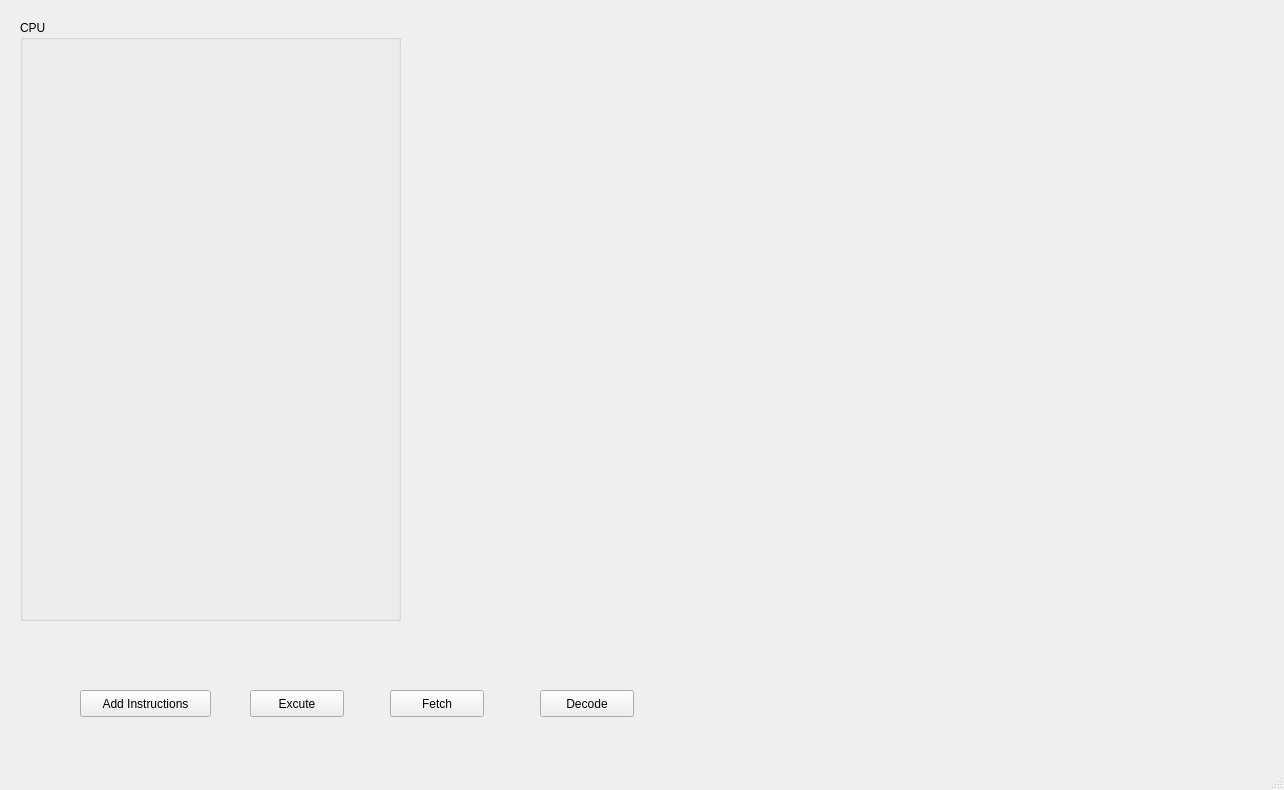
Above: mainwindow.ui from beshirr/VOLE-Machine-GUI2 before the change. Below: the same form after it.
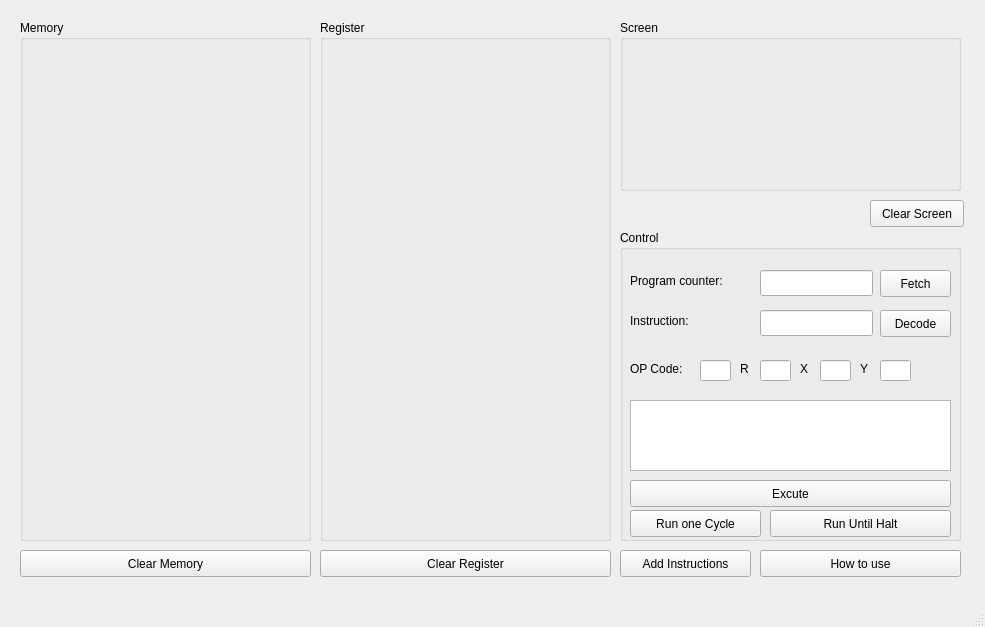
That is the form after the change.

What changed in the file:
```diff
--- a/mainwindow.ui
+++ b/mainwindow.ui
@@ -6,8 +6,8 @@
    <rect>
     <x>0</x>
     <y>0</y>
-    <width>1284</width>
-    <height>790</height>
+    <width>985</width>
+    <height>627</height>
    </rect>
   </property>
   <property name="windowTitle">
@@ -17,8 +17,8 @@
    <widget class="QPushButton" name="openInstructionButton">
     <property name="geometry">
      <rect>
-      <x>80</x>
-      <y>690</y>
+      <x>620</x>
+      <y>550</y>
       <width>131</width>
       <height>27</height>
      </rect>
@@ -32,51 +32,316 @@
      <rect>
       <x>20</x>
       <y>20</y>
-      <width>381</width>
-      <height>601</height>
+      <width>291</width>
+      <height>521</height>
      </rect>
     </property>
     <property name="title">
-     <string>CPU</string>
+     <string>Memory</string>
     </property>
    </widget>
-   <widget class="QPushButton" name="excuteButton">
+   <widget class="QGroupBox" name="groupBox_2">
     <property name="geometry">
      <rect>
-      <x>250</x>
-      <y>690</y>
-      <width>94</width>
+      <x>320</x>
+      <y>20</y>
+      <width>291</width>
+      <height>521</height>
+     </rect>
+    </property>
+    <property name="title">
+     <string>Register</string>
+    </property>
+   </widget>
+   <widget class="QGroupBox" name="groupBox_3">
+    <property name="geometry">
+     <rect>
+      <x>620</x>
+      <y>20</y>
+      <width>341</width>
+      <height>171</height>
+     </rect>
+    </property>
+    <property name="title">
+     <string>Screen</string>
+    </property>
+   </widget>
+   <widget class="QPushButton" name="pushButton_2">
+    <property name="geometry">
+     <rect>
+      <x>20</x>
+      <y>550</y>
+      <width>291</width>
       <height>27</height>
      </rect>
     </property>
     <property name="text">
-     <string>Excute</string>
+     <string>Clear Memory</string>
     </property>
    </widget>
-   <widget class="QPushButton" name="fetchButton">
+   <widget class="QPushButton" name="pushButton_3">
     <property name="geometry">
      <rect>
-      <x>390</x>
-      <y>690</y>
-      <width>94</width>
+      <x>320</x>
+      <y>550</y>
+      <width>291</width>
       <height>27</height>
      </rect>
     </property>
     <property name="text">
-     <string>Fetch</string>
+     <string>Clear Register</string>
     </property>
    </widget>
-   <widget class="QPushButton" name="decodeButton">
+   <widget class="QPushButton" name="pushButton">
     <property name="geometry">
      <rect>
-      <x>540</x>
-      <y>690</y>
+      <x>870</x>
+      <y>200</y>
       <width>94</width>
       <height>27</height>
      </rect>
     </property>
     <property name="text">
-     <string>Decode</string>
+     <string>Clear Screen</string>
+    </property>
+   </widget>
+   <widget class="QGroupBox" name="groupBox_4">
+    <property name="geometry">
+     <rect>
+      <x>620</x>
+      <y>230</y>
+      <width>341</width>
+      <height>311</height>
+     </rect>
+    </property>
+    <property name="title">
+     <string>Control</string>
+    </property>
+    <widget class="QPushButton" name="excuteButton">
+     <property name="geometry">
+      <rect>
+       <x>10</x>
+       <y>250</y>
+       <width>321</width>
+       <height>27</height>
+      </rect>
+     </property>
+     <property name="text">
+      <string>Excute</string>
+     </property>
+    </widget>
+    <widget class="QPushButton" name="decodeButton">
+     <property name="geometry">
+      <rect>
+       <x>260</x>
+       <y>80</y>
+       <width>71</width>
+       <height>27</height>
+      </rect>
+     </property>
+     <property name="text">
+      <string>Decode</string>
+     </property>
+    </widget>
+    <widget class="QPushButton" name="fetchButton">
+     <property name="geometry">
+      <rect>
+       <x>260</x>
+       <y>40</y>
+       <width>71</width>
+       <height>27</height>
+      </rect>
+     </property>
+     <property name="text">
+      <string>Fetch</string>
+     </property>
+    </widget>
+    <widget class="QLabel" name="label">
+     <property name="geometry">
+      <rect>
+       <x>10</x>
+       <y>30</y>
+       <width>131</width>
+       <height>41</height>
+      </rect>
+     </property>
+     <property name="text">
+      <string>Program counter:</string>
+     </property>
+    </widget>
+    <widget class="QLineEdit" name="lineEdit">
+     <property name="geometry">
+      <rect>
+       <x>140</x>
+       <y>40</y>
+       <width>113</width>
+       <height>26</height>
+      </rect>
+     </property>
+    </widget>
+    <widget class="QLineEdit" name="lineEdit_2">
+     <property name="geometry">
+      <rect>
+       <x>140</x>
+       <y>80</y>
+       <width>113</width>
+       <height>26</height>
+      </rect>
+     </property>
+    </widget>
+    <widget class="QLabel" name="label_2">
+     <property name="geometry">
+      <rect>
+       <x>10</x>
+       <y>70</y>
+       <width>131</width>
+       <height>41</height>
+      </rect>
+     </property>
+     <property name="text">
+      <string>Instruction:</string>
+     </property>
+    </widget>
+    <widget class="QLabel" name="label_3">
+     <property name="geometry">
+      <rect>
+       <x>10</x>
+       <y>130</y>
+       <width>71</width>
+       <height>18</height>
+      </rect>
+     </property>
+     <property name="text">
+      <string>OP Code:</string>
+     </property>
+    </widget>
+    <widget class="QLineEdit" name="lineEdit_3">
+     <property name="geometry">
+      <rect>
+       <x>80</x>
+       <y>130</y>
+       <width>31</width>
+       <height>21</height>
+      </rect>
+     </property>
+    </widget>
+    <widget class="QTextEdit" name="textEdit">
+     <property name="geometry">
+      <rect>
+       <x>10</x>
+       <y>170</y>
+       <width>321</width>
+       <height>71</height>
+      </rect>
+     </property>
+    </widget>
+    <widget class="QLabel" name="label_4">
+     <property name="geometry">
+      <rect>
+       <x>120</x>
+       <y>130</y>
+       <width>21</width>
+       <height>18</height>
+      </rect>
+     </property>
+     <property name="text">
+      <string>R</string>
+     </property>
+    </widget>
+    <widget class="QLineEdit" name="lineEdit_7">
+     <property name="geometry">
+      <rect>
+       <x>140</x>
+       <y>130</y>
+       <width>31</width>
+       <height>21</height>
+      </rect>
+     </property>
+    </widget>
+    <widget class="QLineEdit" name="lineEdit_12">
+     <property name="geometry">
+      <rect>
+       <x>200</x>
+       <y>130</y>
+       <width>31</width>
+       <height>21</height>
+      </rect>
+     </property>
+    </widget>
+    <widget class="QLabel" name="label_13">
+     <property name="geometry">
+      <rect>
+       <x>180</x>
+       <y>130</y>
+       <width>21</width>
+       <height>18</height>
+      </rect>
+     </property>
+     <property name="text">
+      <string>X</string>
+     </property>
+    </widget>
+    <widget class="QLineEdit" name="lineEdit_13">
+     <property name="geometry">
+      <rect>
+       <x>260</x>
+       <y>130</y>
+       <width>31</width>
+       <height>21</height>
+      </rect>
+     </property>
+    </widget>
+    <widget class="QLabel" name="label_14">
+     <property name="geometry">
+      <rect>
+       <x>240</x>
+       <y>130</y>
+       <width>21</width>
+       <height>18</height>
+      </rect>
+     </property>
+     <property name="text">
+      <string>Y</string>
+     </property>
+    </widget>
+    <widget class="QPushButton" name="pushButton_5">
+     <property name="geometry">
+      <rect>
+       <x>10</x>
+       <y>280</y>
+       <width>131</width>
+       <height>27</height>
+      </rect>
+     </property>
+     <property name="text">
+      <string>Run one Cycle</string>
+     </property>
+    </widget>
+    <widget class="QPushButton" name="pushButton_6">
+     <property name="geometry">
+      <rect>
+       <x>150</x>
+       <y>280</y>
+       <width>181</width>
+       <height>27</height>
+      </rect>
+     </property>
+     <property name="text">
+      <string>Run Until Halt</string>
+     </property>
+    </widget>
+   </widget>
+   <widget class="QPushButton" name="pushButton_4">
+    <property name="geometry">
+     <rect>
+      <x>760</x>
+      <y>550</y>
+      <width>201</width>
+      <height>27</height>
+     </rect>
+    </property>
+    <property name="text">
+     <string>How to use</string>
     </property>
    </widget>
   </widget>
```
Left out of the diff: 2 changed lines with no effect on the pictures.
